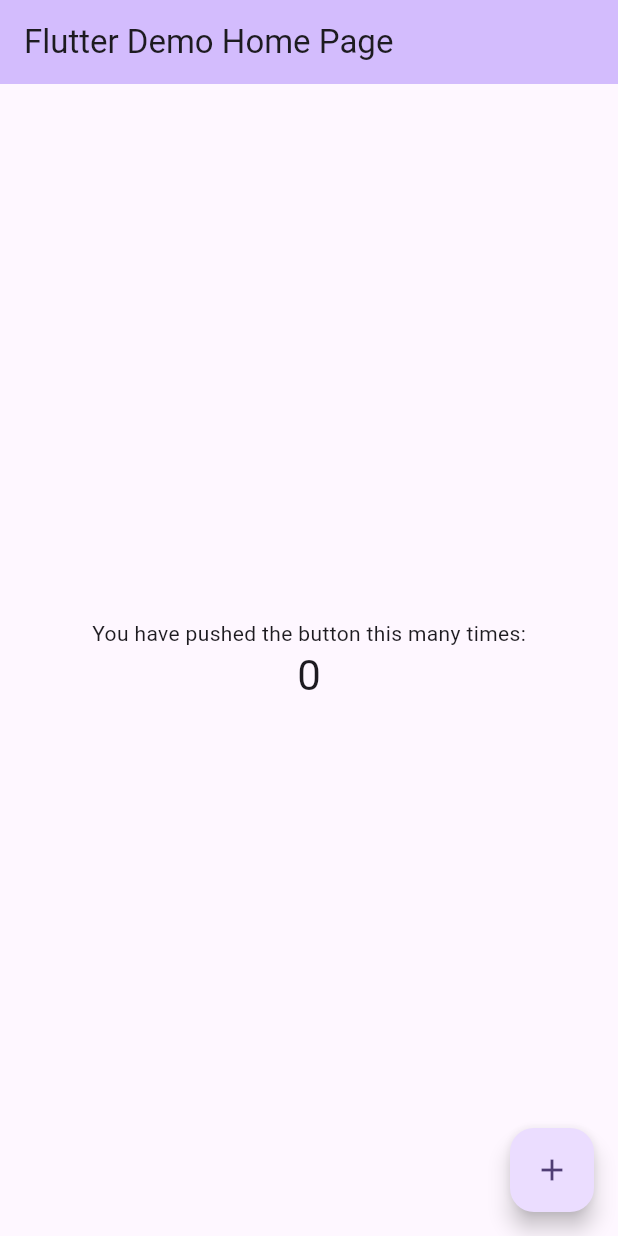
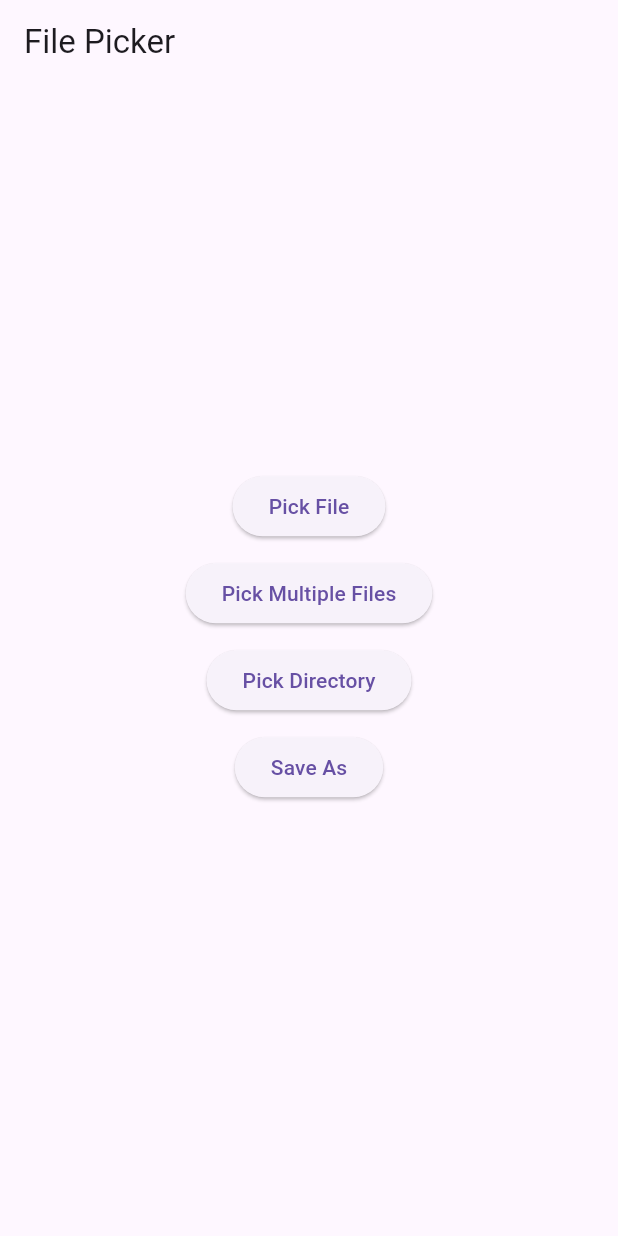
Before and after one commit to stefanospin7/video_converter, a Flutter app: the screen it shows after launch, on a phone screen of 412 x 824 dp. Run offline on Flutter 3.47's test engine with Material 3 defaults, Android fonts, the phone set to English and light mode, and no system bars; our stand-ins replace file_picker.

Commit message:
test picker

```diff
--- a/lib/main.dart
+++ b/lib/main.dart
@@ -1,3 +1,9 @@
+// ignore_for_file: prefer_const_constructors
+
+import 'dart:io';
+
+import 'package:file_picker/file_picker.dart';
+import 'package:flutter/foundation.dart';
 import 'package:flutter/material.dart';
 
 void main() {
@@ -5,121 +11,153 @@
 }
 
 class MyApp extends StatelessWidget {
-  const MyApp({super.key});
+  static const customSwatch = MaterialColor(
+    0xFFFF5252,
+    <int, Color>{
+      50: Color(0xFFFFEBEE),
+      100: Color(0xFFFFCDD2),
+      200: Color(0xFFEF9A9A),
+      300: Color(0xFFE57373),
+      400: Color(0xFFEF5350),
+      500: Color(0xFFFF5252),
+      600: Color(0xFFE53935),
+      700: Color(0xFFD32F2F),
+      800: Color(0xFFC62828),
+      900: Color(0xFFB71C1C),
+    },
+  );
 
-  // This widget is the root of your application.
+  const MyApp({Key? key}) : super(key: key);
+
   @override
   Widget build(BuildContext context) {
     return MaterialApp(
       title: 'Flutter Demo',
       theme: ThemeData(
-        // This is the theme of your application.
-        //
-        // TRY THIS: Try running your application with "flutter run". You'll see
-        // the application has a purple toolbar. Then, without quitting the app,
-        // try changing the seedColor in the colorScheme below to Colors.green
-        // and then invoke "hot reload" (save your changes or press the "hot
-        // reload" button in a Flutter-supported IDE, or press "r" if you used
-        // the command line to start the app).
-        //
-        // Notice that the counter didn't reset back to zero; the application
-        // state is not lost during the reload. To reset the state, use hot
-        // restart instead.
-        //
-        // This works for code too, not just values: Most code changes can be
-        // tested with just a hot reload.
-        colorScheme: ColorScheme.fromSeed(seedColor: Colors.deepPurple),
-        useMaterial3: true,
+        primarySwatch: customSwatch,
       ),
-      home: const MyHomePage(title: 'Flutter Demo Home Page'),
+      debugShowCheckedModeBanner: false,
+      home: const MyHomePage(),
     );
   }
 }
 
 class MyHomePage extends StatefulWidget {
-  const MyHomePage({super.key, required this.title});
-
-  // This widget is the home page of your application. It is stateful, meaning
-  // that it has a State object (defined below) that contains fields that affect
-  // how it looks.
-
-  // This class is the configuration for the state. It holds the values (in this
-  // case the title) provided by the parent (in this case the App widget) and
-  // used by the build method of the State. Fields in a Widget subclass are
-  // always marked "final".
-
-  final String title;
+  const MyHomePage({Key? key}) : super(key: key);
 
   @override
   State<MyHomePage> createState() => _MyHomePageState();
 }
 
 class _MyHomePageState extends State<MyHomePage> {
-  int _counter = 0;
-
-  void _incrementCounter() {
-    setState(() {
-      // This call to setState tells the Flutter framework that something has
-      // changed in this State, which causes it to rerun the build method below
-      // so that the display can reflect the updated values. If we changed
-      // _counter without calling setState(), then the build method would not be
-      // called again, and so nothing would appear to happen.
-      _counter++;
-    });
-  }
+  String _fileText = "";
 
   @override
   Widget build(BuildContext context) {
-    // This method is rerun every time setState is called, for instance as done
-    // by the _incrementCounter method above.
-    //
-    // The Flutter framework has been optimized to make rerunning build methods
-    // fast, so that you can just rebuild anything that needs updating rather
-    // than having to individually change instances of widgets.
     return Scaffold(
       appBar: AppBar(
-        // TRY THIS: Try changing the color here to a specific color (to
-        // Colors.amber, perhaps?) and trigger a hot reload to see the AppBar
-        // change color while the other colors stay the same.
-        backgroundColor: Theme.of(context).colorScheme.inversePrimary,
-        // Here we take the value from the MyHomePage object that was created by
-        // the App.build method, and use it to set our appbar title.
-        title: Text(widget.title),
+        title: const Text("File Picker"),
       ),
       body: Center(
-        // Center is a layout widget. It takes a single child and positions it
-        // in the middle of the parent.
-        child: Column(
-          // Column is also a layout widget. It takes a list of children and
-          // arranges them vertically. By default, it sizes itself to fit its
-          // children horizontally, and tries to be as tall as its parent.
-          //
-          // Column has various properties to control how it sizes itself and
-          // how it positions its children. Here we use mainAxisAlignment to
-          // center the children vertically; the main axis here is the vertical
-          // axis because Columns are vertical (the cross axis would be
-          // horizontal).
-          //
-          // TRY THIS: Invoke "debug painting" (choose the "Toggle Debug Paint"
-          // action in the IDE, or press "p" in the console), to see the
-          // wireframe for each widget.
-          mainAxisAlignment: MainAxisAlignment.center,
-          children: <Widget>[
-            const Text(
-              'You have pushed the button this many times:',
-            ),
-            Text(
-              '$_counter',
-              style: Theme.of(context).textTheme.headlineMedium,
-            ),
-          ],
+        child: Padding(
+          padding: EdgeInsets.all(10),
+          child: Column(
+            mainAxisSize: MainAxisSize.min,
+            crossAxisAlignment: CrossAxisAlignment.center,
+            children: [
+              ElevatedButton(onPressed: _pickFile, child: Text("Pick File"),),
+              SizedBox(height: 10,),
+              ElevatedButton(onPressed: _pickMultipleFiles, child: Text("Pick Multiple Files"),),
+              SizedBox(height: 10,),
+              ElevatedButton(onPressed: _pickDirectory, child: Text("Pick Directory"),),
+              SizedBox(height: 10,),
+              ElevatedButton(onPressed: _saveAs, child: Text("Save As"),),
+              SizedBox(height: 10,),
+              Text(_fileText),
+            ],
+          ),
         ),
       ),
-      floatingActionButton: FloatingActionButton(
-        onPressed: _incrementCounter,
-        tooltip: 'Increment',
-        child: const Icon(Icons.add),
-      ), // This trailing comma makes auto-formatting nicer for build methods.
     );
   }
+
+  void _pickFile() async {
+    FilePickerResult? result = await FilePicker.platform.pickFiles(
+      // allowedExtensions: ['jpg', 'pdf', 'doc'],
+    );
+
+    if (result != null && result.files.single.path != null) {
+      /// Load result and file details
+      PlatformFile file = result.files.first;
+      print(file.name);
+      print(file.bytes);
+      print(file.size);
+      print(file.extension);
+      print(file.path);
+
+      /// normal file
+      File _file = File(result.files.single.path!);
+      setState(() {
+        _fileText = _file.path;
+      });
+    } else {
+      /// User canceled the picker
+    }
+  }
+
+  void _pickMultipleFiles() async {
+    FilePickerResult? result = await FilePicker.platform.pickFiles(allowMultiple: true);
+
+    if (result != null) {
+      List<File> files = result.paths.map((path) => File(path!)).toList();
+      setState(() {
+        _fileText = files.toString();
+      });
+    } else {
+      // User canceled the picker
+    }
+  }
+
+  void _pickDirectory() async {
+    String? selectedDirectory = await FilePicker.platform.getDirectoryPath();
+    if (selectedDirectory != null) {
+      setState(() {
+        _fileText = selectedDirectory;
+      });
+    } else {
+      // User canceled the picker
+    }
+  }
+
+  /// currently only supported for Linux, macOS, Windows
+  /// If you want to do this for Android, iOS or Web, watch the following tutorial:
+  /// https://youtu.be/fJtFDrjEvE8
+  void _saveAs() async {
+    if (kIsWeb || Platform.isIOS || Platform.isAndroid) {
+      return;
+    }
+
+    String? outputFile = await FilePicker.platform.saveFile(
+      dialogTitle: 'Please select an output file:',
+      fileName: 'output-file.pdf',
+    );
+
+    if (outputFile == null) {
+      // User canceled the picker
+    }
+  }
+
+  /// save file on Firebase
+  void _saveOnFirebase() async {
+    // FilePickerResult? result = await FilePicker.platform.pickFiles();
+    //
+    // if (result != null) {
+    //   Uint8List fileBytes = result.files.first.bytes;
+    //   String fileName = result.files.first.name;
+    //
+    //   // Upload file
+    //   await FirebaseStorage.instance.ref('uploads/$fileName').putData(fileBytes);
+    // }
+  }
+
 }
--- a/pubspec.yaml
+++ b/pubspec.yaml
@@ -30,6 +30,8 @@ environment:
 dependencies:
   flutter:
     sdk: flutter
+
+  file_picker: ^4.5.1
 
 
   # The following adds the Cupertino Icons font to your application.
```
Also changed, not shown: pubspec.lock.
